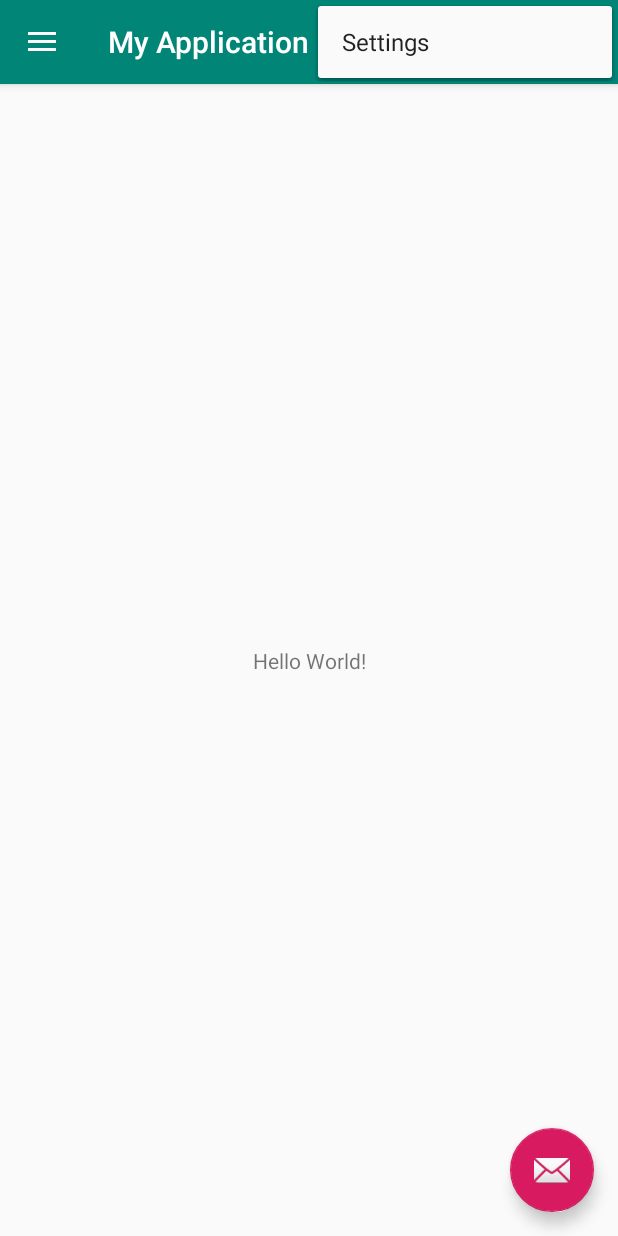
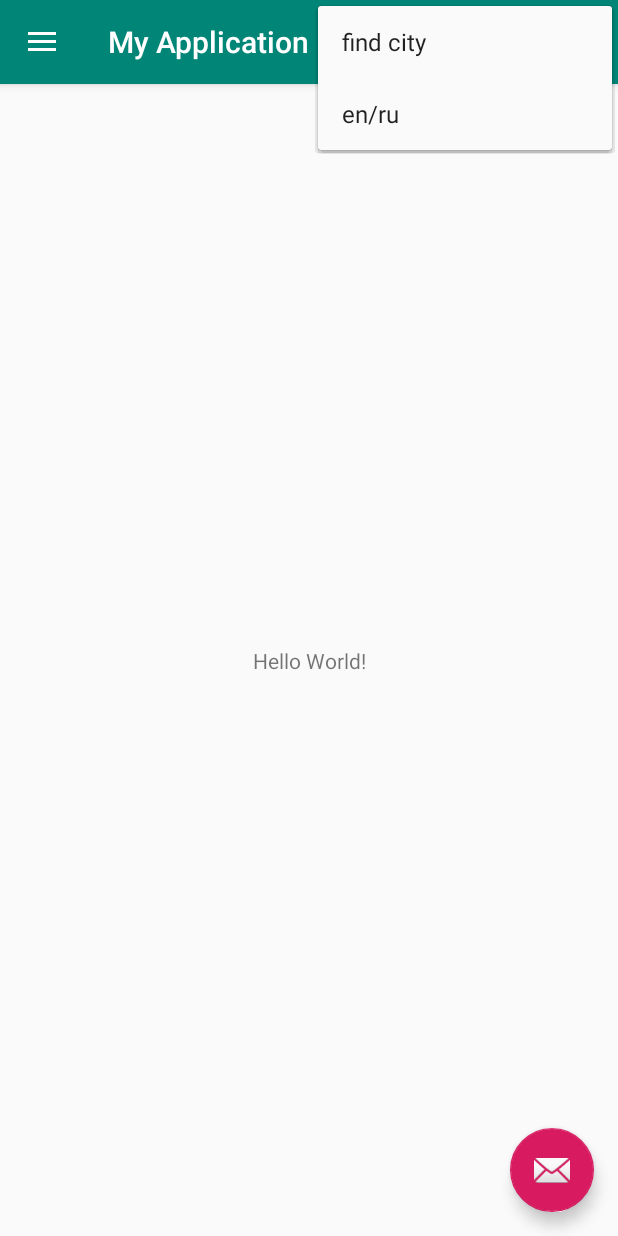
Before and after one commit to SerzhBelik/Android_lvl_2, an Android app: the screen it shows after launch (MainActivity), with the options menu open, on a phone screen of 412 x 824 dp. Run offline under Robolectric (Android 15) with nearby library versions, the phone set to English and light mode, and no system bars.

```diff
--- a/app/src/main/java/com/example/belikov/myapplication/MainActivity.java
+++ b/app/src/main/java/com/example/belikov/myapplication/MainActivity.java
@@ -12,6 +12,7 @@ import android.support.v7.app.AppCompatActivity;
 import android.support.v7.widget.Toolbar;
 import android.view.Menu;
 import android.view.MenuItem;
+import android.widget.Toast;
 
 public class MainActivity extends AppCompatActivity
         implements NavigationView.OnNavigationItemSelectedListener {
@@ -20,7 +21,7 @@ public class MainActivity extends AppCompatActivity
     protected void onCreate(Bundle savedInstanceState) {
         super.onCreate(savedInstanceState);
         setContentView(R.layout.activity_main);
-        Toolbar toolbar = (Toolbar) findViewById(R.id.toolbar);
+        Toolbar toolbar = findViewById(R.id.toolbar);
         setSupportActionBar(toolbar);
 
         FloatingActionButton fab = (FloatingActionButton) findViewById(R.id.fab);
@@ -67,7 +68,15 @@ public class MainActivity extends AppCompatActivity
         int id = item.getItemId();
 
         //noinspection SimplifiableIfStatement
-        if (id == R.id.action_settings) {
+        if (id == R.id.find_city) {
+            Toast.makeText(this, "find_city", Toast.LENGTH_SHORT).show();
+            //FIXME
+            return true;
+        }
+
+        if (id == R.id.lang) {
+            Toast.makeText(this, "lang", Toast.LENGTH_SHORT).show();
+            //FIXME
             return true;
         }
 
--- a/app/src/main/res/layout/nav_header_main.xml
+++ b/app/src/main/res/layout/nav_header_main.xml
@@ -18,7 +18,7 @@
         android:layout_height="wrap_content"
         android:contentDescription="@string/nav_header_desc"
         android:paddingTop="@dimen/nav_header_vertical_spacing"
-        app:srcCompat="@mipmap/ic_launcher_round" />
+        app:srcCompat="@mipmap/avatar" />
 
     <TextView
         android:layout_width="match_parent"
--- a/app/src/main/res/menu/main.xml
+++ b/app/src/main/res/menu/main.xml
@@ -2,8 +2,13 @@
 <menu xmlns:android="http://schemas.android.com/apk/res/android"
     xmlns:app="http://schemas.android.com/apk/res-auto">
     <item
-        android:id="@+id/action_settings"
+        android:id="@+id/find_city"
         android:orderInCategory="100"
-        android:title="@string/action_settings"
+        android:title="@string/find_city"
         app:showAsAction="never" />
+    <item
+    android:id="@+id/lang"
+    android:orderInCategory="100"
+    android:title="@string/lang"
+    app:showAsAction="never" />
 </menu>
--- a/app/src/main/res/values/strings.xml
+++ b/app/src/main/res/values/strings.xml
@@ -6,4 +6,6 @@
     <string name="nav_header_subtitle">android.studio@android.com</string>
     <string name="nav_header_desc">Navigation header</string>
     <string name="action_settings">Settings</string>
+    <string name="find_city">find city</string>
+    <string name="lang">en/ru</string>
 </resources>
```
Also changed, not shown: app/src/main/res/mipmap-hdpi/avatar.png (added).
